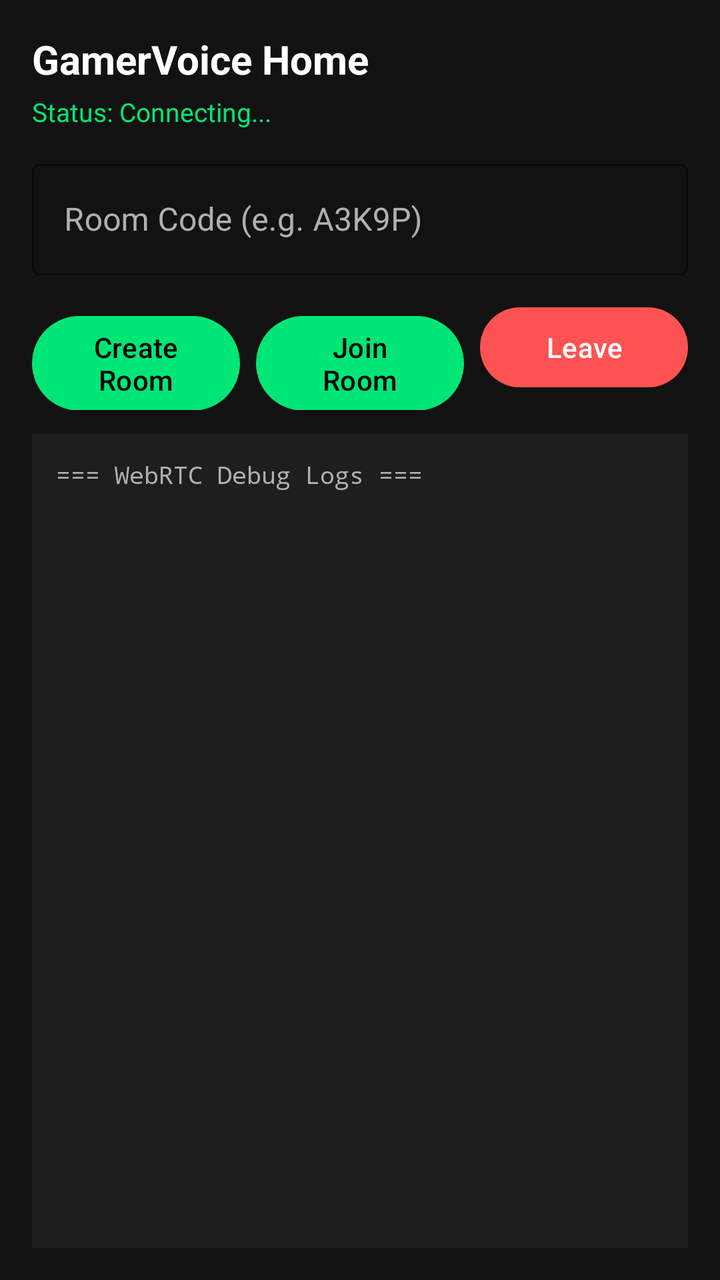
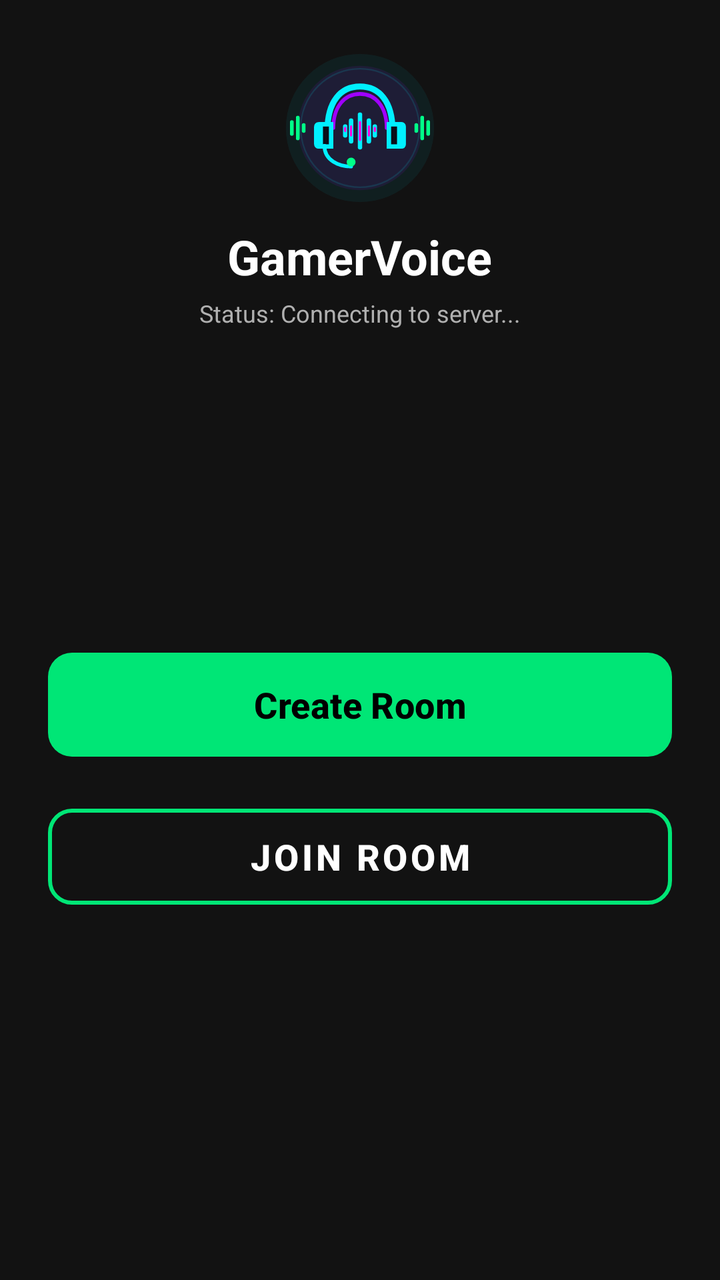

Compare the two renders of this Android layout. The source of the first and the diff that turns it into the second are given below.
<!-- AndroidManifest.xml: application theme Theme.GamerVoice -->
<!-- res/layout/activity_home.xml -->
<?xml version="1.0" encoding="utf-8"?>
<androidx.constraintlayout.widget.ConstraintLayout
    xmlns:android="http://schemas.android.com/apk/res/android"
    xmlns:app="http://schemas.android.com/apk/res-auto"
    xmlns:tools="http://schemas.android.com/tools"
    android:layout_width="match_parent"
    android:layout_height="match_parent"
    android:background="@color/primary_dark"
    android:padding="16dp"
    tools:context=".HomeActivity">

    <TextView
        android:id="@+id/tvHomeTitle"
        android:layout_width="wrap_content"
        android:layout_height="wrap_content"
        android:text="@string/home_title"
        android:textColor="@color/white"
        android:textSize="20sp"
        android:textStyle="bold"
        app:layout_constraintStart_toStartOf="parent"
        app:layout_constraintTop_toTopOf="parent" />

    <TextView
        android:id="@+id/tvStatus"
        android:layout_width="wrap_content"
        android:layout_height="wrap_content"
        android:layout_marginTop="4dp"
        android:text="Status: Connecting..."
        android:textColor="@color/accent_green"
        android:textSize="13sp"
        app:layout_constraintStart_toStartOf="parent"
        app:layout_constraintTop_toBottomOf="@id/tvHomeTitle" />

    <com.google.android.material.textfield.TextInputLayout
        android:id="@+id/tilRoomCode"
        style="@style/Widget.MaterialComponents.TextInputLayout.OutlinedBox"
        android:layout_width="0dp"
        android:layout_height="wrap_content"
        android:layout_marginTop="12dp"
        android:hint="Room Code (e.g. A3K9P)"
        android:textColorHint="@color/text_secondary"
        app:boxStrokeColor="@color/accent_green"
        app:hintTextColor="@color/accent_green"
        app:layout_constraintEnd_toEndOf="parent"
        app:layout_constraintStart_toStartOf="parent"
        app:layout_constraintTop_toBottomOf="@id/tvStatus">

        <com.google.android.material.textfield.TextInputEditText
            android:id="@+id/etRoomCode"
            android:layout_width="match_parent"
            android:layout_height="wrap_content"
            android:inputType="textCapCharacters"
            android:maxLength="5"
            android:textColor="@color/white"
            android:textSize="16sp" />
    </com.google.android.material.textfield.TextInputLayout>

    <LinearLayout
        android:id="@+id/llActions"
        android:layout_width="0dp"
        android:layout_height="wrap_content"
        android:layout_marginTop="12dp"
        android:orientation="horizontal"
        app:layout_constraintEnd_toEndOf="parent"
        app:layout_constraintStart_toStartOf="parent"
        app:layout_constraintTop_toBottomOf="@id/tilRoomCode">

        <com.google.android.material.button.MaterialButton
            android:id="@+id/btnCreateRoom"
            android:layout_width="0dp"
            android:layout_height="wrap_content"
            android:layout_marginEnd="4dp"
            android:layout_weight="1"
            android:text="Create Room"
            android:textColor="@color/black"
            app:backgroundTint="@color/accent_green" />

        <com.google.android.material.button.MaterialButton
            android:id="@+id/btnJoinRoom"
            android:layout_width="0dp"
            android:layout_height="wrap_content"
            android:layout_marginStart="4dp"
            android:layout_marginEnd="4dp"
            android:layout_weight="1"
            android:text="Join Room"
            android:textColor="@color/black"
            app:backgroundTint="@color/accent_green" />

        <com.google.android.material.button.MaterialButton
            android:id="@+id/btnLeaveRoom"
            android:layout_width="0dp"
            android:layout_height="wrap_content"
            android:layout_marginStart="4dp"
            android:layout_weight="1"
            android:text="Leave"
            android:textColor="@color/white"
            app:backgroundTint="#FF5252" />
    </LinearLayout>

    <ScrollView
        android:id="@+id/svLog"
        android:layout_width="0dp"
        android:layout_height="0dp"
        android:layout_marginTop="12dp"
        android:background="@color/card_background"
        android:padding="12dp"
        app:layout_constraintBottom_toBottomOf="parent"
        app:layout_constraintEnd_toEndOf="parent"
        app:layout_constraintStart_toStartOf="parent"
        app:layout_constraintTop_toBottomOf="@id/llActions">

        <TextView
            android:id="@+id/tvLog"
            android:layout_width="match_parent"
            android:layout_height="wrap_content"
            android:fontFamily="monospace"
            android:text="=== WebRTC Debug Logs ===\n"
            android:textColor="@color/text_secondary"
            android:textSize="12sp" />
    </ScrollView>

</androidx.constraintlayout.widget.ConstraintLayout>
<!-- resources referenced by this layout -->
<resources>
  <color name="accent_green">#00E676</color>
  <color name="black">#FF000000</color>
  <color name="card_background">#1E1E1E</color>
  <color name="primary_dark">#121212</color>
  <color name="text_secondary">#B0B0B0</color>
  <color name="white">#FFFFFFFF</color>
  <string name="home_title">GamerVoice Home</string>
  <style name="Theme.GamerVoice" parent="Theme.Material3.DayNight.NoActionBar">
          <item name="android:statusBarColor">@color/primary_dark</item>
          <item name="android:windowBackground">@color/primary_dark</item>
      </style>
</resources>

<!-- the commit's change to res/layout/activity_home.xml (unified diff, before → after) -->
@@ -6,117 +6,234 @@
     android:layout_width="match_parent"
     android:layout_height="match_parent"
     android:background="@color/primary_dark"
-    android:padding="16dp"
+    android:padding="24dp"
     tools:context=".HomeActivity">
 
+    
+    <ImageView
+        android:id="@+id/ivHeaderLogo"
+        android:layout_width="80dp"
+        android:layout_height="80dp"
+        android:contentDescription="@string/app_name"
+        android:src="@drawable/ic_app_logo_hero"
+        app:layout_constraintEnd_toEndOf="parent"
+        app:layout_constraintStart_toStartOf="parent"
+        app:layout_constraintTop_toTopOf="parent" />
+
     <TextView
-        android:id="@+id/tvHomeTitle"
+        android:id="@+id/tvHeaderTitle"
         android:layout_width="wrap_content"
         android:layout_height="wrap_content"
-        android:text="@string/home_title"
+        android:layout_marginTop="8dp"
+        android:text="@string/app_name"
         android:textColor="@color/white"
-        android:textSize="20sp"
+        android:textSize="24sp"
         android:textStyle="bold"
-        app:layout_constraintStart_toStartOf="parent"
-        app:layout_constraintTop_toTopOf="parent" />
+        app:layout_constraintEnd_toEndOf="parent"
+        app:layout_constraintStart_toStartOf="parent"
+        app:layout_constraintTop_toBottomOf="@id/ivHeaderLogo" />
 
     <TextView
-        android:id="@+id/tvStatus"
+        android:id="@+id/tvServerStatus"
         android:layout_width="wrap_content"
         android:layout_height="wrap_content"
         android:layout_marginTop="4dp"
-        android:text="Status: Connecting..."
-        android:textColor="@color/accent_green"
-        android:textSize="13sp"
-        app:layout_constraintStart_toStartOf="parent"
-        app:layout_constraintTop_toBottomOf="@id/tvHomeTitle" />
-
-    <com.google.android.material.textfield.TextInputLayout
-        android:id="@+id/tilRoomCode"
-        style="@style/Widget.MaterialComponents.TextInputLayout.OutlinedBox"
+        android:text="Status: Connecting to server..."
+        android:textColor="@color/text_secondary"
+        android:textSize="12sp"
+        app:layout_constraintEnd_toEndOf="parent"
+        app:layout_constraintStart_toStartOf="parent"
+        app:layout_constraintTop_toBottomOf="@id/tvHeaderTitle" />
+
+    
+    <LinearLayout
+        android:id="@+id/llHomeActions"
         android:layout_width="0dp"
         android:layout_height="wrap_content"
-        android:layout_marginTop="12dp"
-        android:hint="Room Code (e.g. A3K9P)"
-        android:textColorHint="@color/text_secondary"
-        app:boxStrokeColor="@color/accent_green"
-        app:hintTextColor="@color/accent_green"
-        app:layout_constraintEnd_toEndOf="parent"
-        app:layout_constraintStart_toStartOf="parent"
-        app:layout_constraintTop_toBottomOf="@id/tvStatus">
-
-        <com.google.android.material.textfield.TextInputEditText
-            android:id="@+id/etRoomCode"
-            android:layout_width="match_parent"
-            android:layout_height="wrap_content"
-            android:inputType="textCapCharacters"
-            android:maxLength="5"
+        android:orientation="vertical"
+        android:visibility="visible"
+        app:layout_constraintBottom_toBottomOf="parent"
+        app:layout_constraintEnd_toEndOf="parent"
+        app:layout_constraintStart_toStartOf="parent"
+        app:layout_constraintTop_toBottomOf="@id/tvServerStatus">
+
+        <com.google.android.material.button.MaterialButton
+            android:id="@+id/btnCreateRoom"
+            android:layout_width="match_parent"
+            android:layout_height="60dp"
+            android:text="@string/create_room"
+            android:textColor="@color/black"
+            android:textSize="18sp"
+            android:textStyle="bold"
+            app:backgroundTint="@color/accent_green"
+            app:cornerRadius="12dp" />
+
+        <com.google.android.material.button.MaterialButton
+            android:id="@+id/btnJoinRoom"
+            style="@style/Widget.MaterialComponents.Button.OutlinedButton"
+            android:layout_width="match_parent"
+            android:layout_height="60dp"
+            android:layout_marginTop="16dp"
+            android:text="@string/join_room"
             android:textColor="@color/white"
-            android:textSize="16sp" />
-    </com.google.android.material.textfield.TextInputLayout>
-
+            android:textSize="18sp"
+            android:textStyle="bold"
+            app:cornerRadius="12dp"
+            app:strokeColor="@color/accent_green"
+            app:strokeWidth="2dp" />
+
+    </LinearLayout>
+
+    
     <LinearLayout
-        android:id="@+id/llActions"
+        android:id="@+id/llJoinInputSection"
         android:layout_width="0dp"
         android:layout_height="wrap_content"
-        android:layout_marginTop="12dp"
-        android:orientation="horizontal"
-        app:layout_constraintEnd_toEndOf="parent"
-        app:layout_constraintStart_toStartOf="parent"
-        app:layout_constraintTop_toBottomOf="@id/tilRoomCode">
-
-        <com.google.android.material.button.MaterialButton
-            android:id="@+id/btnCreateRoom"
-            android:layout_width="0dp"
-            android:layout_height="wrap_content"
-            android:layout_marginEnd="4dp"
-            android:layout_weight="1"
-            android:text="Create Room"
-            android:textColor="@color/black"
-            app:backgroundTint="@color/accent_green" />
-
-        <com.google.android.material.button.MaterialButton
-            android:id="@+id/btnJoinRoom"
-            android:layout_width="0dp"
-            android:layout_height="wrap_content"
-            android:layout_marginStart="4dp"
-            android:layout_marginEnd="4dp"
-            android:layout_weight="1"
+        android:orientation="vertical"
+        android:visibility="gone"
+        app:layout_constraintBottom_toBottomOf="parent"
+        app:layout_constraintEnd_toEndOf="parent"
+        app:layout_constraintStart_toStartOf="parent"
+        app:layout_constraintTop_toBottomOf="@id/tvServerStatus">
+
+        <com.google.android.material.textfield.TextInputLayout
+            android:id="@+id/tilJoinRoomCode"
+            style="@style/Widget.MaterialComponents.TextInputLayout.OutlinedBox"
+            android:layout_width="match_parent"
+            android:layout_height="wrap_content"
+            android:hint="Enter 5-Character Room Code"
+            android:textColorHint="@color/text_secondary"
+            app:boxStrokeColor="@color/accent_green"
+            app:hintTextColor="@color/accent_green">
+
+            <com.google.android.material.textfield.TextInputEditText
+                android:id="@+id/etJoinRoomCode"
+                android:layout_width="match_parent"
+                android:layout_height="wrap_content"
+                android:gravity="center"
+                android:inputType="textCapCharacters"
+                android:maxLength="5"
+                android:textColor="@color/white"
+                android:textSize="22sp"
+                android:textStyle="bold" />
+        </com.google.android.material.textfield.TextInputLayout>
+
+        <ProgressBar
+            android:id="@+id/pbConnecting"
+            android:layout_width="wrap_content"
+            android:layout_height="wrap_content"
+            android:layout_gravity="center"
+            android:layout_marginTop="12dp"
+            android:indeterminateTint="@color/accent_green"
+            android:visibility="gone" />
+
+        <com.google.android.material.button.MaterialButton
+            android:id="@+id/btnSubmitJoin"
+            android:layout_width="match_parent"
+            android:layout_height="56dp"
+            android:layout_marginTop="16dp"
             android:text="Join Room"
             android:textColor="@color/black"
-            app:backgroundTint="@color/accent_green" />
-
+            android:textSize="16sp"
+            android:textStyle="bold"
+            app:backgroundTint="@color/accent_green"
+            app:cornerRadius="12dp" />
+
+        <com.google.android.material.button.MaterialButton
+            android:id="@+id/btnBackToHome"
+            style="@style/Widget.Material3.Button.TextButton"
+            android:layout_width="match_parent"
+            android:layout_height="wrap_content"
+            android:layout_marginTop="8dp"
+            android:text="Cancel"
+            android:textColor="@color/text_secondary" />
+
+    </LinearLayout>
+
+    
+    <LinearLayout
+        android:id="@+id/llConnectedRoomSection"
+        android:layout_width="0dp"
+        android:layout_height="wrap_content"
+        android:gravity="center"
+        android:orientation="vertical"
+        android:visibility="gone"
+        app:layout_constraintBottom_toBottomOf="parent"
+        app:layout_constraintEnd_toEndOf="parent"
+        app:layout_constraintStart_toStartOf="parent"
+        app:layout_constraintTop_toBottomOf="@id/tvServerStatus">
+
+        <TextView
+            android:layout_width="wrap_content"
+            android:layout_height="wrap_content"
+            android:text="ROOM CODE"
+            android:textColor="@color/text_secondary"
+            android:textSize="12sp"
+            android:textStyle="bold" />
+
+        
+        <LinearLayout
+            android:layout_width="wrap_content"
+            android:layout_height="wrap_content"
+            android:layout_marginTop="8dp"
+            android:gravity="center_vertical"
+            android:orientation="horizontal">
+
+            <TextView
+                android:id="@+id/tvDisplayRoomCode"
+                android:layout_width="wrap_content"
+                android:layout_height="wrap_content"
+                android:text="A3K9P"
+                android:textColor="@color/accent_green"
+                android:textSize="52sp"
+                android:textStyle="bold" />
+
+            <com.google.android.material.button.MaterialButton
+                android:id="@+id/btnCopyCode"
+                style="@style/Widget.MaterialComponents.Button.TextButton.Icon"
+                android:layout_width="wrap_content"
+                android:layout_height="wrap_content"
+                android:layout_marginStart="12dp"
+                android:text="@string/copy_code"
+                android:textColor="@color/white"
+                app:icon="@android:drawable/ic_menu_share"
+                app:iconTint="@color/accent_green" />
+        </LinearLayout>
+
+        
+        <TextView
+            android:id="@+id/tvMemberCount"
+            android:layout_width="wrap_content"
+            android:layout_height="wrap_content"
+            android:layout_marginTop="16dp"
+            android:text="1/5 connected"
+            android:textColor="@color/white"
+            android:textSize="18sp"
+            android:textStyle="bold" />
+
+        
+        <com.google.android.material.button.MaterialButton
+            android:id="@+id/btnContinue"
+            android:layout_width="match_parent"
+            android:layout_height="60dp"
+            android:layout_marginTop="28dp"
+            android:text="@string/continue_go_to_game"
+            android:textColor="@color/black"
+            android:textSize="18sp"
+            android:textStyle="bold"
+            app:backgroundTint="@color/accent_green"
+            app:cornerRadius="12dp" />
+
+        
         <com.google.android.material.button.MaterialButton
             android:id="@+id/btnLeaveRoom"
-            android:layout_width="0dp"
-            android:layout_height="wrap_content"
-            android:layout_marginStart="4dp"
-            android:layout_weight="1"
-            android:text="Leave"
-            android:textColor="@color/white"
-            app:backgroundTint="#FF5252" />
+            style="@style/Widget.Material3.Button.TextButton"
+            android:layout_width="wrap_content"
+            android:layout_height="wrap_content"
+            android:layout_marginTop="12dp"
+            android:text="@string/leave_room"
+            android:textColor="#FF5252" />
+
     </LinearLayout>
 
-    <ScrollView
-        android:id="@+id/svLog"
-        android:layout_width="0dp"
-        android:layout_height="0dp"
-        android:layout_marginTop="12dp"
-        android:background="@color/card_background"
-        android:padding="12dp"
-        app:layout_constraintBottom_toBottomOf="parent"
-        app:layout_constraintEnd_toEndOf="parent"
-        app:layout_constraintStart_toStartOf="parent"
-        app:layout_constraintTop_toBottomOf="@id/llActions">
-
-        <TextView
-            android:id="@+id/tvLog"
-            android:layout_width="match_parent"
-            android:layout_height="wrap_content"
-            android:fontFamily="monospace"
-            android:text="=== WebRTC Debug Logs ===\n"
-            android:textColor="@color/text_secondary"
-            android:textSize="12sp" />
-    </ScrollView>
-
 </androidx.constraintlayout.widget.ConstraintLayout>
<!-- resource entries referenced after the edit -->
@@ -2,11 +2,16 @@
 <resources>
   <color name="accent_green">#00E676</color>
   <color name="black">#FF000000</color>
-  <color name="card_background">#1E1E1E</color>
   <color name="primary_dark">#121212</color>
   <color name="text_secondary">#B0B0B0</color>
   <color name="white">#FFFFFFFF</color>
-  <string name="home_title">GamerVoice Home</string>
+  <!-- drawable ic_app_logo_hero: vector/xml drawable (drawable, 2611 chars, omitted) -->
+  <string name="app_name">GamerVoice</string>
+  <string name="continue_go_to_game">Go to Game</string>
+  <string name="copy_code">Copy Code</string>
+  <string name="create_room">Create Room</string>
+  <string name="join_room">Join Room</string>
+  <string name="leave_room">Leave Room</string>
   <style name="Theme.GamerVoice" parent="Theme.Material3.DayNight.NoActionBar">
           <item name="android:statusBarColor">@color/primary_dark</item>
           <item name="android:windowBackground">@color/primary_dark</item>
